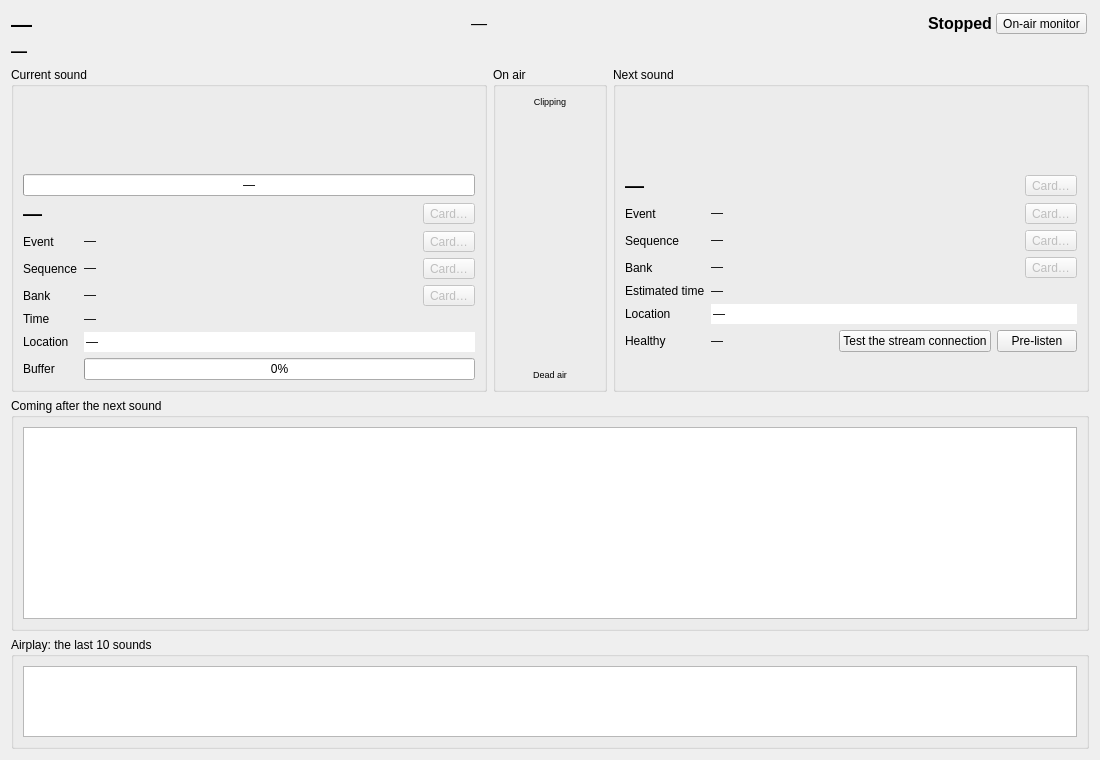
This is src/machincast/interface/ui/default_screen.ui in dascritch/machincast as Qt 5 draws it before an edit. The edited form follows.
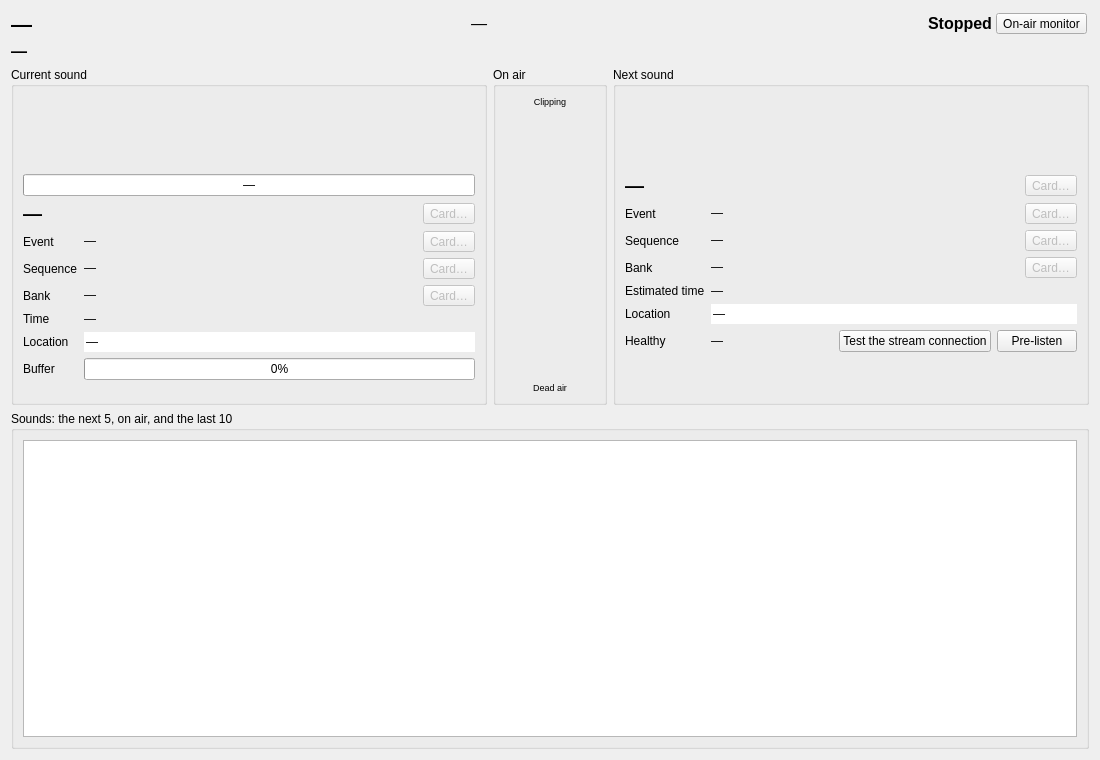
This is the edited form.

Patch:
```diff
--- a/src/machincast/interface/ui/default_screen.ui
+++ b/src/machincast/interface/ui/default_screen.ui
@@ -759,17 +759,11 @@
    <item>
     <widget class="QGroupBox" name="upcoming_frame">
      <property name="title">
-      <string>Coming after the next sound</string>
+      <string>Sounds: the next 5, on air, and the last 10</string>
      </property>
      <layout class="QVBoxLayout" name="upcoming_layout">
       <item>
-       <widget class="QTableView" name="upcoming_table">
-        <property name="sizePolicy">
-         <sizepolicy hsizetype="Expanding" vsizetype="Fixed">
-          <horstretch>0</horstretch>
-          <verstretch>0</verstretch>
-         </sizepolicy>
-        </property>
+       <widget class="QTableView" name="sounds_table">
         <property name="toolTip">
          <string>The sounds planned after the next one, the furthest at the top. Double-click on a sound, an event, a sequence or a bank: open its card</string>
         </property>
@@ -782,39 +776,8 @@
         <property name="selectionBehavior">
          <enum>QAbstractItemView::SelectionBehavior::SelectRows</enum>
         </property>
-        <property name="verticalScrollBarPolicy">
-         <enum>Qt::ScrollBarPolicy::ScrollBarAlwaysOff</enum>
-        </property>
-        <attribute name="verticalHeaderVisible">
+        <property name="sortingEnabled">
          <bool>false</bool>
-        </attribute>
-        <attribute name="horizontalHeaderStretchLastSection">
-         <bool>true</bool>
-        </attribute>
-       </widget>
-      </item>
-     </layout>
-    </widget>
-   </item>
-   <item>
-    <widget class="QGroupBox" name="airplay_frame">
-     <property name="title">
-      <string>Airplay: the last 10 sounds</string>
-     </property>
-     <layout class="QVBoxLayout" name="airplay_layout">
-      <item>
-       <widget class="QTableView" name="table_airplay">
-        <property name="toolTip">
-         <string>Double-click on a sound, an event, a sequence or a bank: open its card</string>
-        </property>
-        <property name="editTriggers">
-         <set>QAbstractItemView::EditTrigger::NoEditTriggers</set>
-        </property>
-        <property name="alternatingRowColors">
-         <bool>true</bool>
-        </property>
-        <property name="selectionBehavior">
-         <enum>QAbstractItemView::SelectionBehavior::SelectRows</enum>
         </property>
         <attribute name="verticalHeaderVisible">
          <bool>false</bool>
```
Left out of the diff: 6 changed lines with no effect on the pictures.
